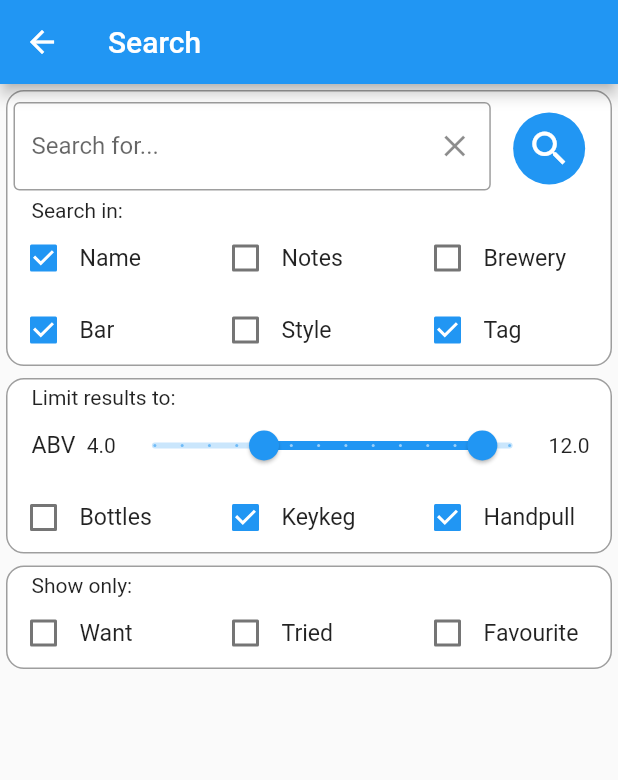
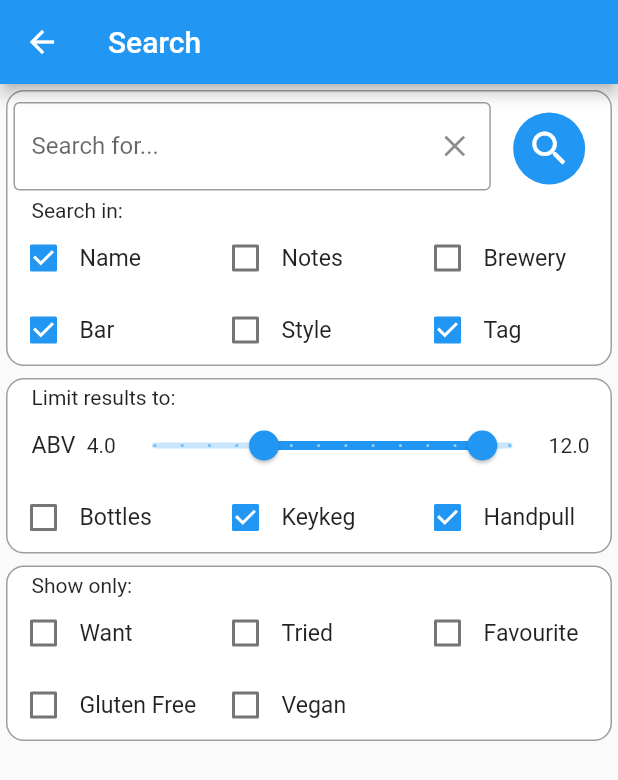
Before and after one commit to dave-co/gbbf_beer_app, a Flutter app: the screen it shows after launch, after a tap on the "search" icon, on a phone screen of 412 x 824 dp. Shown: the top 780 px of the screen. Run offline on Flutter 3.47's test engine with Material 2 defaults, Android fonts, the phone set to English and light mode, and no system bars; our stand-ins replace flutter_hooks, shared_preferences.

Commit message:
add vegan and gluten free search

```diff
--- a/lib/main.dart
+++ b/lib/main.dart
@@ -96,6 +96,8 @@ class _MyHomePageState extends State<MyHomePage> {
   bool onlyShowWants = false;
   bool onlyShowFavourites = false;
   bool onlyShowTried = false;
+  bool onlyShowGlutenFree = false;
+  bool onlyShowVegan = false;
 
   List<Festival> festivals = [];
 
@@ -160,6 +162,8 @@ class _MyHomePageState extends State<MyHomePage> {
       onlyShowWants = searchData.onlyShowWants;
       onlyShowFavourites = searchData.onlyShowFavourites;
       onlyShowTried = searchData.onlyShowTried;
+      onlyShowGlutenFree = searchData.onlyShowGlutenFree;
+      onlyShowVegan = searchData.onlyShowVegan;
     });
   }
 
@@ -209,6 +213,12 @@ class _MyHomePageState extends State<MyHomePage> {
           return false;
         }
         if (onlyShowFavourites == true && !beerMeta.favourite) {
+          return false;
+        }
+        if (onlyShowGlutenFree == true && !beer.glutenFree) {
+          return false;
+        }
+        if (onlyShowVegan == true && !beer.vegan) {
           return false;
         }
 
@@ -279,7 +289,9 @@ class _MyHomePageState extends State<MyHomePage> {
       return () {};
     }, [searchText, nameSearch, notesSearch, brewerySearch, barSearch,
       styleSearch, countrySearch, tagSearch, showHandpull, showKeyKeg, showBottles,
-      abvMin, abvMax, onlyShowWants, onlyShowFavourites, onlyShowTried]);
+      abvMin, abvMax, onlyShowWants, onlyShowFavourites, onlyShowTried,
+      onlyShowGlutenFree, onlyShowVegan
+    ]);
 
     // useEffect(() {
     //   beers = _loadStaticBeers(year);
@@ -338,7 +350,9 @@ class _MyHomePageState extends State<MyHomePage> {
                                     onlyShowWants,
                                     onlyShowFavourites,
                                     onlyShowTried,
-                                    activeFestival.name
+                                    activeFestival.name,
+                                    onlyShowGlutenFree,
+                                    onlyShowVegan
                                 )
                         )
                     ).then((value) => _searchFieldsResult(value));
@@ -734,6 +748,7 @@ class _MyHomePageState extends State<MyHomePage> {
     if(tag == 'Red') return TagColours(Colors.red, textColor: altText);
     if(tag == 'Malty') return TagColours(Colors.red.shade900, textColor: altText);
     if(tag == 'Creamy') return TagColours(Colors.brown.shade50);
+    if(tag == 'Vanilla') return TagColours(Colors.brown.shade100);
     if(tag == 'Biscuit') return TagColours(Colors.brown.shade200);
     if(tag == 'Caramel') return TagColours(Colors.brown.shade300, textColor: altText);
     if(tag == 'Chocolate') return TagColours(Colors.brown.shade400, textColor: altText);
@@ -744,7 +759,6 @@ class _MyHomePageState extends State<MyHomePage> {
     if(tag == 'Tropical') return TagColours(Colors.lightBlue);
     if(tag == 'Strong') return TagColours(Colors.lightBlue.shade900, textColor: altText);
     if(tag == 'Light') return TagColours(Colors.grey.shade200);
-    if(tag == 'Vanilla') return TagColours(Colors.grey.shade300);
     if(tag == 'Porter') return TagColours(Colors.grey.shade800, textColor: altText);
     if(tag == 'Liquorice') return TagColours(Colors.grey.shade900, textColor: altText);
     return TagColours(Colors.black12);
@@ -884,6 +898,7 @@ class _MyHomePageState extends State<MyHomePage> {
           ,barSearch
           ,styleSearch
           ,countrySearch
+          ,tagSearch
           ,showHandpull
           ,showKeyKeg
           ,showBottles
@@ -893,7 +908,8 @@ class _MyHomePageState extends State<MyHomePage> {
           ,onlyShowFavourites
           ,onlyShowTried
           ,beerMetaData
-          // ,metaToSave
+          ,onlyShowGlutenFree
+          ,onlyShowVegan
       ).toJson());
       prefs.setString("state", json);
 
--- a/lib/saved_state.dart
+++ b/lib/saved_state.dart
@@ -13,6 +13,7 @@ class SavedState{
   bool barSearch;
   bool styleSearch;
   bool countrySearch;
+  bool tagSearch;
 
   bool showHandpull;
   bool showKeyKeg;
@@ -24,6 +25,8 @@ class SavedState{
   bool onlyShowWants;
   bool onlyShowFavourites;
   bool onlyShowTried;
+  bool onlyShowGlutenFree;
+  bool onlyShowVegan;
 
   Map<String, List<BeerMeta>> beerMetaByFestival;
   // List<BeerMeta> beerMetaList;
@@ -37,6 +40,7 @@ class SavedState{
       this.barSearch,
       this.styleSearch,
       this.countrySearch,
+      this.tagSearch,
       this.showHandpull,
       this.showKeyKeg,
       this.showBottles,
@@ -45,7 +49,9 @@ class SavedState{
       this.onlyShowWants,
       this.onlyShowFavourites,
       this.onlyShowTried,
-      this.beerMetaByFestival
+      this.beerMetaByFestival,
+      this.onlyShowGlutenFree,
+      this.onlyShowVegan
       );
 
   Map toJson(){
@@ -66,6 +72,7 @@ class SavedState{
       "barSearch": barSearch,
       "styleSearch": styleSearch,
       "countrySearch": countrySearch,
+      "tagSearch": tagSearch,
       "showHandpull": showHandpull,
       "showKeyKeg": showKeyKeg,
       "showBottles": showBottles,
@@ -74,43 +81,23 @@ class SavedState{
       "onlyShowWants": onlyShowWants,
       "onlyShowFavourites": onlyShowFavourites,
       "onlyShowTried": onlyShowTried,
-      "beerMeta" : beerMeta
+      "beerMeta" : beerMeta,
+      "onlyShowGlutenFree": onlyShowGlutenFree,
+      "onlyShowVegan": onlyShowVegan
     };
   }
   factory SavedState.fromJson(dynamic json){
     debugPrint("SavedState.fromJson starting");
-    // var beerMetaJsonAll = json['beerMeta'] as Map<String, List<String>>;
     Map beerMetaJsonAll = json['beerMeta'];
-    // debugPrint("SavedState.fromJson beerMetaJsonAll=$beerMetaJsonAll");
-    // debugPrint("SavedState.fromJson beerMetaJsonAll.runtimeType=${beerMetaJsonAll.runtimeType}");
     Map<String, dynamic> test= beerMetaJsonAll.cast();
-    // debugPrint("SavedState.fromJson after cast test=$test");
     Map<String, List<BeerMeta>> output = {};
     for(var key in test.keys){
       List<BeerMeta> beerMeta = [];
-      // debugPrint("SavedState.fromJson key=$key");
       for(var entry in test[key]){
-        // debugPrint("SavedState.fromJson entry=$entry");
         beerMeta.add(BeerMeta.fromJson(entry));
       }
       output[key] = beerMeta;
     }
-    // debugPrint("SavedState.fromJson output=$output");
-
-    // for (var element in test.values) {
-    //   debugPrint("value=${element.runtimeType}");
-    //   List<dynamic> list = element;
-    //   for(var a in list){
-    //     debugPrint("a.type==${a.runtimeType}");
-    //   }
-    // }
-    // Map<String, List<BeerMeta>> beerMeta = beerMetaJsonAll.map(
-    //         (key, value) => MapEntry(key.toString(), value.map(
-    //                 (e) => BeerMeta.fromJson(e)).toList()
-    //         )
-    // );
-    // var beerMetaJsonAll = json['beerMeta'] as List;
-    // List<BeerMeta> beerMeta = beerMetaJsonAll.map((beerMetaJson) => BeerMeta.fromJson(beerMetaJson)).toList();
     return SavedState(
         json['festivalName'] as String,
         json['searchText'] as String,
@@ -120,6 +107,7 @@ class SavedState{
         json['barSearch'] as bool,
         json['styleSearch'] as bool,
         json['countrySearch'] as bool,
+        json['tagSearch'] == null ? false : json['tagSearch'] as bool,
         json['showHandpull'] as bool,
         json['showKeyKeg'] as bool,
         json['showBottles'] as bool,
@@ -128,8 +116,9 @@ class SavedState{
         json['onlyShowWants'] as bool,
         json['onlyShowFavourites'] as bool,
         json['onlyShowTried'] as bool,
-        output
-        // beerMeta
+        output,
+        json['onlyShowGlutenFree'] == null ? false : json['onlyShowGlutenFree'] as bool,
+        json['onlyShowVegan'] == null ? false : json['onlyShowVegan'] as bool
     );
   }
 }
--- a/lib/search.dart
+++ b/lib/search.dart
@@ -24,6 +24,8 @@ class Search extends StatefulWidget {
   final bool onlyShowFavouritesParam;
   final bool onlyShowTriedParam;
   final String activeFestivalNameParam;
+  final bool onlyShowGlutenFreeParam;
+  final bool onlyShowVeganParam;
 
   const Search(
       this.searchTextParam,
@@ -43,6 +45,8 @@ class Search extends StatefulWidget {
       this.onlyShowFavouritesParam,
       this.onlyShowTriedParam,
       this.activeFestivalNameParam,
+      this.onlyShowGlutenFreeParam,
+      this.onlyShowVeganParam,
       {Key? key})
       : super(key: key);
 
@@ -76,6 +80,8 @@ class _CreateSearchState extends State<Search> {
   late bool onlyShowFavourites;
   late bool onlyShowTried;
   late String activeFestivalName;
+  late bool onlyShowGlutenFree;
+  late bool onlyShowVegan;
 
   @override
   void initState() {
@@ -99,6 +105,8 @@ class _CreateSearchState extends State<Search> {
     onlyShowFavourites = widget.onlyShowFavouritesParam;
     onlyShowTried = widget.onlyShowTriedParam;
     activeFestivalName = widget.activeFestivalNameParam;
+    onlyShowGlutenFree = widget.onlyShowGlutenFreeParam;
+    onlyShowVegan = widget.onlyShowVeganParam;
   }
 
   @override
@@ -125,6 +133,8 @@ class _CreateSearchState extends State<Search> {
               onlyShowFavourites,
               onlyShowTried,
               activeFestivalName,
+              onlyShowGlutenFree,
+              onlyShowVegan
           ));
       return false;
     }
@@ -438,6 +448,37 @@ class _CreateSearchState extends State<Search> {
                                           })
                                   ),
                                 ],
+                              ),Row(
+                                children: [
+                                  Expanded(
+                                      flex: 2,
+                                      child: LabelledCheckbox(
+                                          text: const Text('Gluten Free', textScaleFactor: 1.1,),
+                                          padding: const EdgeInsets.only(left: 1),
+                                          value: onlyShowGlutenFree,
+                                          onChanged: (bool? value){
+                                            setState((){
+                                              onlyShowGlutenFree = !onlyShowGlutenFree;
+                                            });
+                                          })
+                                  ),
+                                  Expanded(
+                                      flex: 2,
+                                      child: LabelledCheckbox(
+                                          text: const Text('Vegan', textScaleFactor: 1.1,),
+                                          padding: const EdgeInsets.only(left: 1),
+                                          value: onlyShowVegan,
+                                          onChanged: (bool? value){
+                                            setState((){
+                                              onlyShowVegan = !onlyShowVegan;
+                                            });
+                                          })
+                                  ),
+                                  const Expanded(
+                                      flex: 2,
+                                      child: Text("")
+                                  ),
+                                ],
                               ),
                           ]
                         )
--- a/lib/search_data.dart
+++ b/lib/search_data.dart
@@ -20,6 +20,8 @@ class SearchData {
   bool onlyShowFavourites;
   bool onlyShowTried;
   String activeFestivalName;
+  bool onlyShowGlutenFree;
+  bool onlyShowVegan;
 
   SearchData(this.searchText,
       this.nameSearch,
@@ -37,6 +39,8 @@ class SearchData {
       this.onlyShowWants,
       this.onlyShowFavourites,
       this.onlyShowTried,
-      this.activeFestivalName
+      this.activeFestivalName,
+      this.onlyShowGlutenFree,
+      this.onlyShowVegan
       );
 }
```
